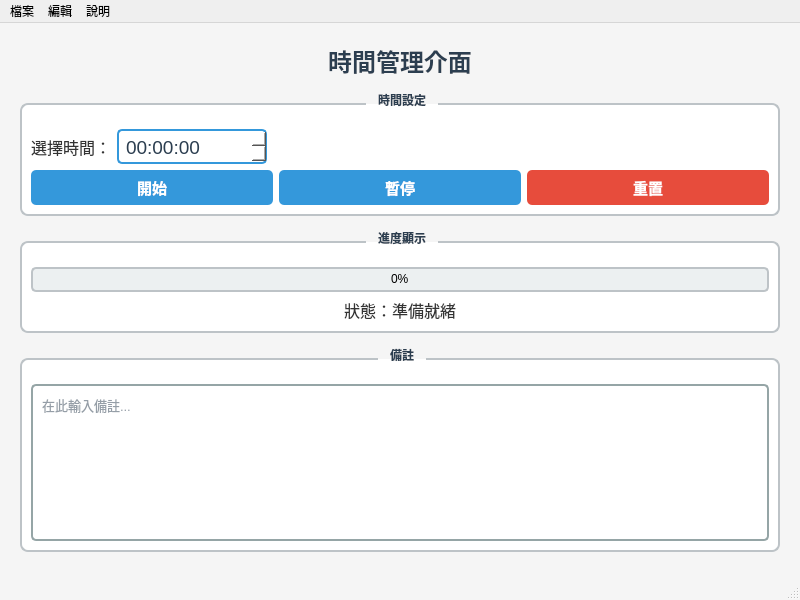
First picture: the form in mainwindow.ui, repository CAI-JIADA/MidtermAI, before the edit.
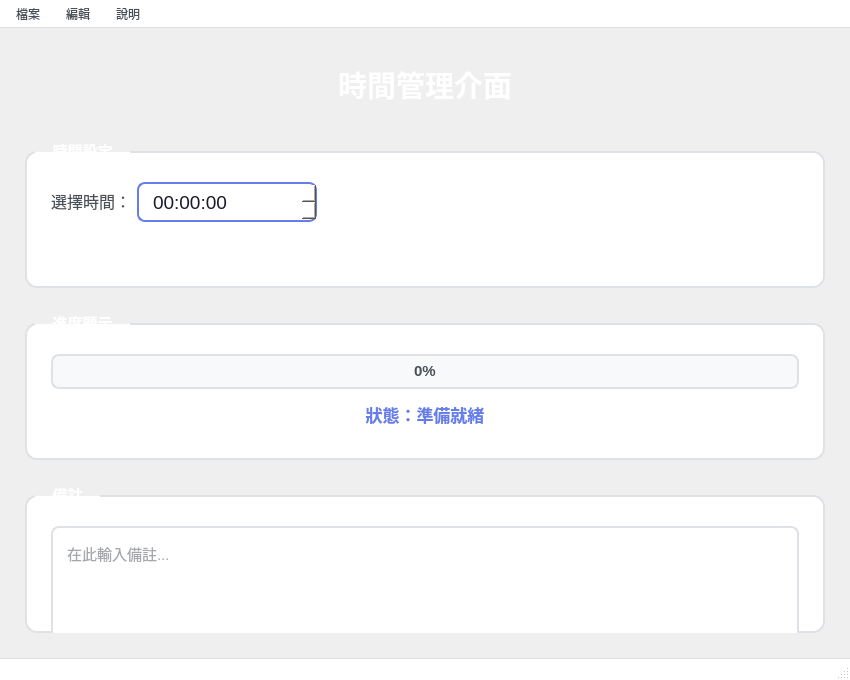
Second picture: the form after the edit.

Commit message: Optimize UI: improved colors, layout, and component styling

```diff
--- a/mainwindow.ui
+++ b/mainwindow.ui
@@ -6,50 +6,83 @@
    <rect>
     <x>0</x>
     <y>0</y>
-    <width>800</width>
-    <height>600</height>
+    <width>850</width>
+    <height>680</height>
    </rect>
   </property>
+  <property name="minimumSize">
+   <size>
+    <width>700</width>
+    <height>600</height>
+   </size>
+  </property>
   <property name="windowTitle">
    <string>MidtermAI - 時間管理系統</string>
   </property>
   <property name="styleSheet">
-   <string notr="true">QMainWindow {
-    background-color: #f5f5f5;
+   <string notr="true">/* 主視窗樣式 - 使用漸層背景增加深度感 */
+QMainWindow {
+    background: qlineargradient(x1:0, y1:0, x2:0, y2:1,
+                                stop:0 #f8f9fa, stop:1 #e9ecef);
 }
 
+/* 一般標籤樣式 */
 QLabel {
-    color: #333333;
+    color: #495057;
     font-size: 12pt;
+    font-family: &quot;Microsoft JhengHei&quot;, &quot;PingFang TC&quot;, sans-serif;
 }
 
+/* 標題標籤 - 增強視覺層次 */
 QLabel#titleLabel {
-    color: #2c3e50;
-    font-size: 18pt;
+    color: #1a1a2e;
+    font-size: 22pt;
     font-weight: bold;
+    padding: 10px;
+    background-color: qlineargradient(x1:0, y1:0, x2:1, y2:0,
+                                      stop:0 #667eea, stop:1 #764ba2);
+    border-radius: 10px;
+    color: white;
+    qproperty-alignment: AlignCenter;
 }
 
+/* 時間選擇器 - 改進邊框和陰影效果 */
 QTimeEdit {
     background-color: white;
-    border: 2px solid #3498db;
-    border-radius: 5px;
-    padding: 5px;
+    border: 2px solid #667eea;
+    border-radius: 8px;
+    padding: 8px 12px;
     font-size: 14pt;
-    color: #2c3e50;
+    color: #1a1a2e;
+    selection-background-color: #667eea;
+}
+
+QTimeEdit:hover {
+    border: 2px solid #764ba2;
+    background-color: #f8f9fa;
 }
 
 QTimeEdit:focus {
     border: 2px solid #2980b9;
 }
 
+QTimeEdit:disabled {
+    background-color: #e9ecef;
+    color: #adb5bd;
+    border: 2px solid #ced4da;
+}
+
+/* 按鈕基本樣式 - 使用現代漸層和陰影 */
 QPushButton {
-    background-color: #3498db;
+    background: qlineargradient(x1:0, y1:0, x2:0, y2:1,
+                                stop:0 #667eea, stop:1 #764ba2);
     color: white;
     border: none;
-    border-radius: 5px;
-    padding: 8px 16px;
-    font-size: 11pt;
+    border-radius: 8px;
+    padding: 10px 20px;
+    font-size: 12pt;
     font-weight: bold;
+    font-family: &quot;Microsoft JhengHei&quot;, &quot;PingFang TC&quot;, sans-serif;
 }
 
 QPushButton:hover {
@@ -60,68 +93,175 @@
     background-color: #21618c;
 }
 
+QPushButton:disabled {
+    background-color: #ced4da;
+    color: #6c757d;
+}
+
+/* 暫停按鈕 - 使用警告色系 */
+QPushButton#pauseButton {
+    background: qlineargradient(x1:0, y1:0, x2:0, y2:1,
+                                stop:0 #f093fb, stop:1 #f5576c);
+}
+
+QPushButton#pauseButton:hover {
+    background: qlineargradient(x1:0, y1:0, x2:0, y2:1,
+                                stop:0 #e082ea, stop:1 #e4465b);
+}
+
+QPushButton#pauseButton:pressed {
+    background: qlineargradient(x1:0, y1:0, x2:0, y2:1,
+                                stop:0 #d071d9, stop:1 #d3354a);
+}
+
+/* 重置按鈕 - 使用危險色系 */
 QPushButton#resetButton {
-    background-color: #e74c3c;
+    background: qlineargradient(x1:0, y1:0, x2:0, y2:1,
+                                stop:0 #fa709a, stop:1 #fee140);
 }
 
 QPushButton#resetButton:hover {
     background-color: #c0392b;
 }
 
+QPushButton#resetButton:pressed {
+    background: qlineargradient(x1:0, y1:0, x2:0, y2:1,
+                                stop:0 #d84e78, stop:1 #dcbf1e);
+}
+
+/* 群組框樣式 - 增加陰影和深度 */
 QGroupBox {
     background-color: white;
-    border: 2px solid #bdc3c7;
-    border-radius: 8px;
-    margin-top: 10px;
-    padding-top: 15px;
+    border: 2px solid #dee2e6;
+    border-radius: 12px;
+    margin-top: 15px;
+    padding: 20px 15px 15px 15px;
     font-weight: bold;
-    color: #2c3e50;
+    font-size: 11pt;
+    color: #495057;
 }
 
 QGroupBox::title {
     subcontrol-origin: margin;
-    subcontrol-position: top center;
-    padding: 0 10px;
-    color: #2c3e50;
+    subcontrol-position: top left;
+    padding: 5px 15px;
+    background: qlineargradient(x1:0, y1:0, x2:1, y2:0,
+                                stop:0 #667eea, stop:1 #764ba2);
+    color: white;
+    border-radius: 6px;
+    left: 10px;
+    font-family: &quot;Microsoft JhengHei&quot;, &quot;PingFang TC&quot;, sans-serif;
 }
 
+/* 文字編輯器樣式 - 改善邊框和內距 */
 QTextEdit {
     background-color: white;
-    border: 2px solid #95a5a6;
-    border-radius: 5px;
-    padding: 5px;
-    color: #2c3e50;
-    font-size: 10pt;
+    border: 2px solid #dee2e6;
+    border-radius: 8px;
+    padding: 10px;
+    color: #495057;
+    font-size: 11pt;
+    font-family: &quot;Microsoft JhengHei&quot;, &quot;PingFang TC&quot;, sans-serif;
+    selection-background-color: #667eea;
+    selection-color: white;
 }
 
+QTextEdit:hover {
+    border: 2px solid #adb5bd;
+}
+
+QTextEdit:focus {
+    border: 2px solid #667eea;
+    background-color: #f8f9fa;
+}
+
+/* 進度條樣式 - 使用漸層和動畫效果 */
 QProgressBar {
-    border: 2px solid #bdc3c7;
-    border-radius: 5px;
+    border: 2px solid #dee2e6;
+    border-radius: 8px;
     text-align: center;
-    background-color: #ecf0f1;
+    background-color: #f8f9fa;
+    color: #495057;
+    font-weight: bold;
+    font-size: 11pt;
+    height: 30px;
 }
 
 QProgressBar::chunk {
-    background-color: #27ae60;
-    border-radius: 3px;
+    background: qlineargradient(x1:0, y1:0, x2:1, y2:0,
+                                stop:0 #667eea, stop:0.5 #764ba2, stop:1 #f093fb);
+    border-radius: 6px;
+    margin: 1px;
+}
+
+/* 狀態標籤特殊樣式 */
+QLabel#statusLabel {
+    font-size: 13pt;
+    font-weight: bold;
+    color: #667eea;
+    padding: 8px;
+}
+
+/* 選單樣式優化 */
+QMenuBar {
+    background-color: white;
+    color: #495057;
+    border-bottom: 1px solid #dee2e6;
+    font-family: &quot;Microsoft JhengHei&quot;, &quot;PingFang TC&quot;, sans-serif;
+}
+
+QMenuBar::item {
+    padding: 5px 10px;
+    background-color: transparent;
+}
+
+QMenuBar::item:selected {
+    background-color: #667eea;
+    color: white;
+    border-radius: 4px;
+}
+
+QMenu {
+    background-color: white;
+    border: 1px solid #dee2e6;
+    border-radius: 6px;
+    padding: 5px;
+}
+
+QMenu::item {
+    padding: 8px 25px;
+    border-radius: 4px;
+}
+
+QMenu::item:selected {
+    background-color: #667eea;
+    color: white;
+}
+
+/* 狀態列樣式 */
+QStatusBar {
+    background-color: white;
+    color: #6c757d;
+    border-top: 1px solid #dee2e6;
+    font-family: &quot;Microsoft JhengHei&quot;, &quot;PingFang TC&quot;, sans-serif;
 }</string>
   </property>
   <widget class="QWidget" name="centralwidget">
    <layout class="QVBoxLayout" name="verticalLayout">
     <property name="spacing">
-     <number>15</number>
+     <number>20</number>
     </property>
     <property name="leftMargin">
-     <number>20</number>
+     <number>25</number>
     </property>
     <property name="topMargin">
-     <number>20</number>
+     <number>25</number>
     </property>
     <property name="rightMargin">
-     <number>20</number>
+     <number>25</number>
     </property>
     <property name="bottomMargin">
-     <number>20</number>
+     <number>25</number>
     </property>
     <item>
      <widget class="QLabel" name="titleLabel">
@@ -152,8 +292,8 @@
           <widget class="QTimeEdit" name="timeEdit">
            <property name="minimumSize">
             <size>
-             <width>150</width>
-             <height>35</height>
+             <width>180</width>
+             <height>40</height>
             </size>
            </property>
            <property name="displayFormat">
@@ -185,8 +325,8 @@
           <widget class="QPushButton" name="startButton">
            <property name="minimumSize">
             <size>
-             <width>0</width>
-             <height>35</height>
+             <width>120</width>
+             <height>40</height>
             </size>
            </property>
            <property name="text">
@@ -198,8 +338,8 @@
           <widget class="QPushButton" name="pauseButton">
            <property name="minimumSize">
             <size>
-             <width>0</width>
-             <height>35</height>
+             <width>120</width>
+             <height>40</height>
             </size>
            </property>
            <property name="text">
@@ -211,8 +351,8 @@
           <widget class="QPushButton" name="resetButton">
            <property name="minimumSize">
             <size>
-             <width>0</width>
-             <height>35</height>
+             <width>120</width>
+             <height>40</height>
             </size>
            </property>
            <property name="text">
@@ -236,12 +376,18 @@
          <property name="minimumSize">
           <size>
            <width>0</width>
-           <height>25</height>
+           <height>35</height>
           </size>
          </property>
          <property name="value">
           <number>0</number>
          </property>
+         <property name="textVisible">
+          <bool>true</bool>
+         </property>
+         <property name="format">
+          <string>%p%</string>
+         </property>
         </widget>
        </item>
        <item>
@@ -268,7 +414,13 @@
          <property name="minimumSize">
           <size>
            <width>0</width>
-           <height>100</height>
+           <height>120</height>
+          </size>
+         </property>
+         <property name="maximumSize">
+          <size>
+           <width>16777215</width>
+           <height>200</height>
           </size>
          </property>
          <property name="placeholderText">
```
Left out of the diff: 23 changed lines with no effect on the pictures.
